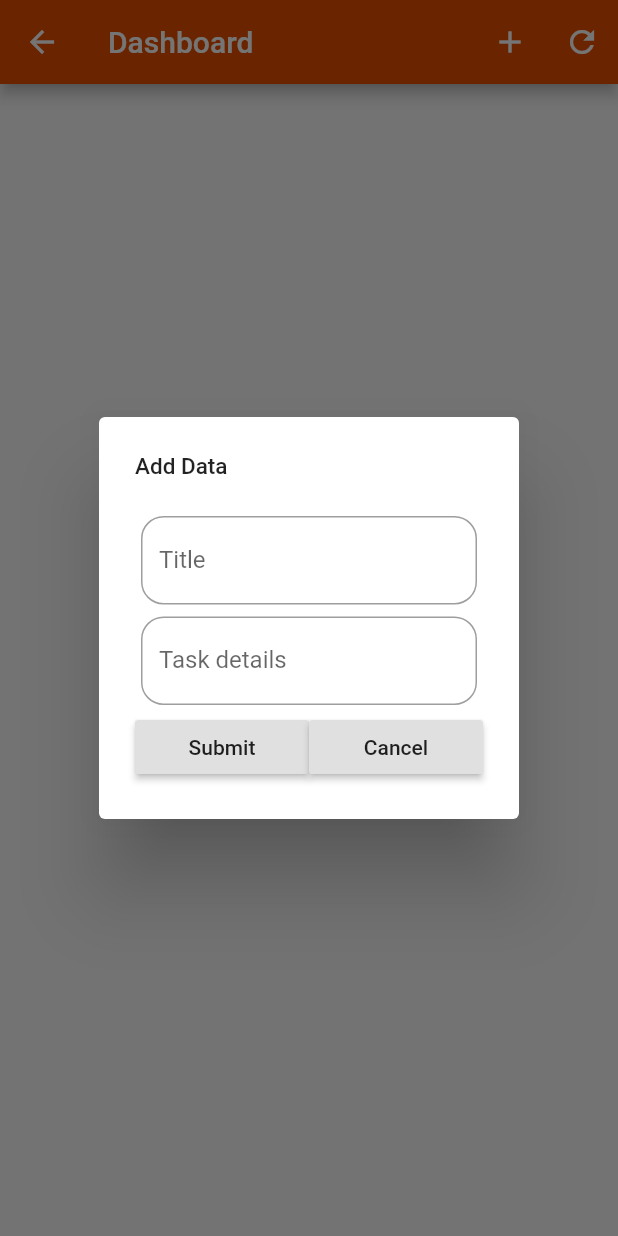
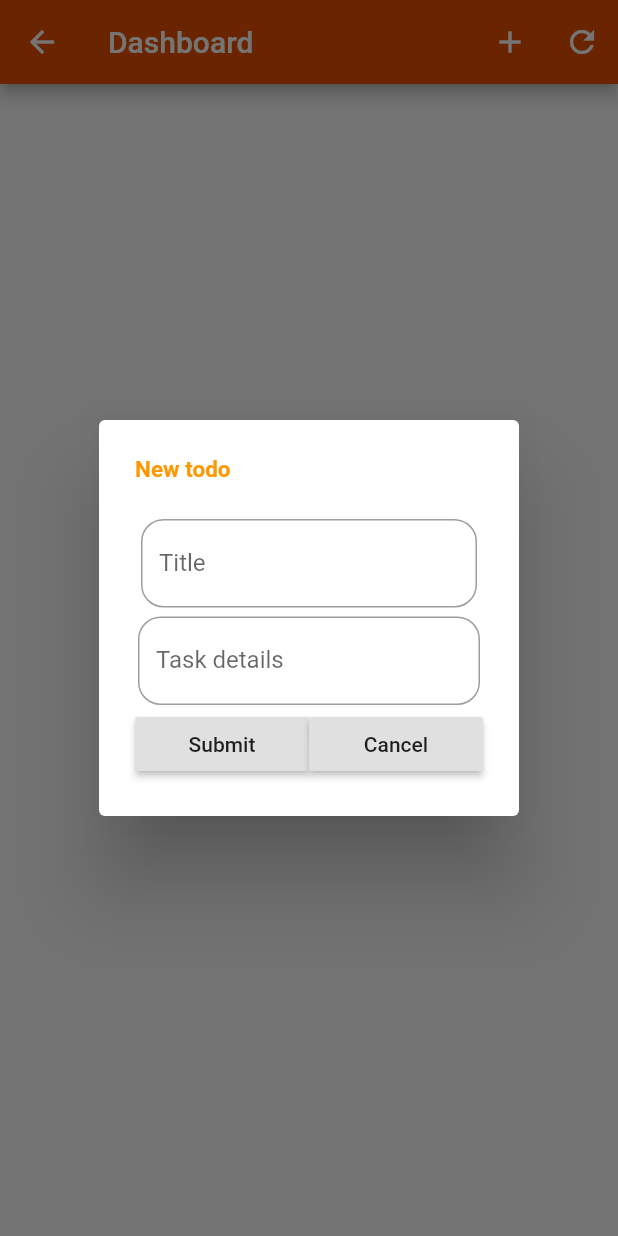
Before and after one commit to vangeytedvg/TodoOnFire, a Flutter app: the DashboardPage screen opened by its route, after a tap on the "add" icon, on a phone screen of 412 x 824 dp. Run offline on Flutter 3.47's test engine with Material 2 defaults, Android fonts, the phone set to English and light mode, and no system bars; our stand-ins replace cloud_firestore, firebase_auth; accounts and stored records are empty.

```diff
--- a/todo_onfire/lib/screens/dashboard.dart
+++ b/todo_onfire/lib/screens/dashboard.dart
@@ -176,7 +176,11 @@ class _DashboardPageState extends State<DashboardPage> {
         barrierDismissible: false,
         builder: (BuildContext context) {
           return AlertDialog(
-            title: Text('Add Data', style: TextStyle(fontSize: 15.0)),
+            title: Text('New todo',
+                style: TextStyle(
+                  color: Colors.orange,
+                  fontSize: 15.0,
+                  fontWeight: FontWeight.bold)),
             content: Form(
               key: _formKey,
               child: SingleChildScrollView(
@@ -192,7 +196,8 @@ class _DashboardPageState extends State<DashboardPage> {
                             border: OutlineInputBorder(
                                 borderRadius: BorderRadius.circular(15.0))),
                         validator: (val) =>
-                            !val.contains('@') ? 'Invalid email' : null,
+                            val.length < 1 ? "Need a title!" : null,
+                        //!val.contains('@') ? 'Invalid email' : null,
                         onSaved: (val) {
                           this.carModel = val;
                           todoItem.title = val;
@@ -200,7 +205,7 @@ class _DashboardPageState extends State<DashboardPage> {
                       ),
                     ),
                     Padding(
-                      padding: const EdgeInsets.all(4.0),
+                      padding: const EdgeInsets.all(2.0),
                       child: TextFormField(
                         decoration: InputDecoration(
                             labelText: "Task details",
@@ -210,8 +215,8 @@ class _DashboardPageState extends State<DashboardPage> {
                         validator: (val) =>
                             val.length < 2 ? "Not a serious detail!" : null,
                         onSaved: (val) {
-                          this.carModel = val;
-                          todoItem.title = val;
+                          this.carColor = val;
+                          todoItem.details = val;
                         },
                       ),
                     ),
@@ -242,13 +247,6 @@ class _DashboardPageState extends State<DashboardPage> {
     final form = _formKey.currentState;
     if (form.validate()) {
       form.save();
-    }
-    /*
-            actions: <Widget>[
-              FlatButton(
-                child: Text('Add'),
-                textColor: Colors.blue,
-                onPressed: () {
       Navigator.of(context).pop();
       // Prepare a new Todo Item
       crudObj.addData({
@@ -256,13 +254,14 @@ class _DashboardPageState extends State<DashboardPage> {
         'color': this.carColor,
         'status': false
       }).then((result) {
-                    dialogTrigger(context);
+        final snackbar = new SnackBar(
+          content: new Text("Record added"),
+        );
+        scaffoldKey.currentState.showSnackBar(snackbar);
       }).catchError((e) {
         print(e);
       });
-                },
-              )
-            ],*/
+    }
   }
 
   /*
```
Lines whose indentation alone changed are shown as unchanged.
